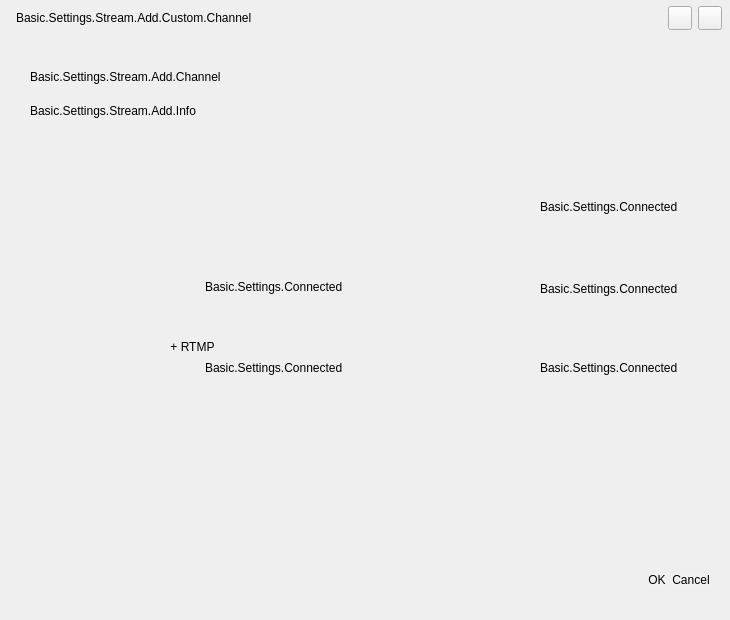
Old version of the form src/ui-forms/add-stream-widget.ui in the repository SOOPLIVE/soop-studio.
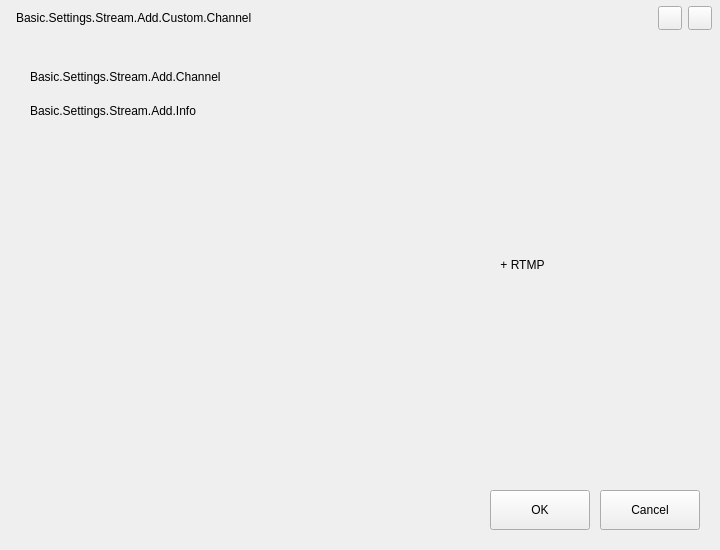
New version of the form. Custom widgets are drawn as their Qt base class.

Commit message: update project name from SOOP Studio to FreecShot Plus

Patch:
```diff
--- a/src/ui-forms/add-stream-widget.ui
+++ b/src/ui-forms/add-stream-widget.ui
@@ -6,20 +6,20 @@
    <rect>
     <x>0</x>
     <y>0</y>
-    <width>730</width>
-    <height>620</height>
+    <width>720</width>
+    <height>550</height>
    </rect>
   </property>
   <property name="minimumSize">
    <size>
-    <width>730</width>
-    <height>620</height>
+    <width>720</width>
+    <height>550</height>
    </size>
   </property>
   <property name="maximumSize">
    <size>
-    <width>730</width>
-    <height>620</height>
+    <width>720</width>
+    <height>550</height>
    </size>
   </property>
   <property name="windowTitle">
@@ -45,7 +45,7 @@
     <number>0</number>
    </property>
    <item>
-    <widget class="QWidget" name="widget_TopMenu" native="true">
+    <widget class="QFrame" name="titleFrame">
      <property name="minimumSize">
       <size>
        <width>0</width>
@@ -166,6 +166,9 @@
    </item>
    <item>
     <widget class="QStackedWidget" name="stackedWidget">
+     <property name="lineWidth">
+      <number>0</number>
+     </property>
      <property name="currentIndex">
       <number>0</number>
      </property>
@@ -264,302 +267,6 @@
            <number>10</number>
           </property>
           <item row="0" column="0">
-           <widget class="AFQHoverWidget" name="widget_AddSoopGlobal" native="true">
-            <property name="sizePolicy">
-             <sizepolicy hsizetype="Minimum" vsizetype="Fixed">
-              <horstretch>0</horstretch>
-              <verstretch>0</verstretch>
-             </sizepolicy>
-            </property>
-            <property name="minimumSize">
-             <size>
-              <width>660</width>
-              <height>70</height>
-             </size>
-            </property>
-            <property name="maximumSize">
-             <size>
-              <width>660</width>
-              <height>70</height>
-             </size>
-            </property>
-            <layout class="QVBoxLayout" name="verticalLayout_7">
-             <property name="spacing">
-              <number>0</number>
-             </property>
-             <property name="leftMargin">
-              <number>293</number>
-             </property>
-             <property name="topMargin">
-              <number>0</number>
-             </property>
-             <property name="rightMargin">
-              <number>0</number>
-             </property>
-             <property name="bottomMargin">
-              <number>4</number>
-             </property>
-             <item>
-              <widget class="QWidget" name="widget" native="true">
-               <layout class="QHBoxLayout" name="horizontalLayout_2">
-                <property name="spacing">
-                 <number>0</number>
-                </property>
-                <property name="leftMargin">
-                 <number>0</number>
-                </property>
-                <property name="topMargin">
-                 <number>23</number>
-                </property>
-                <property name="rightMargin">
-                 <number>16</number>
-                </property>
-                <property name="bottomMargin">
-                 <number>0</number>
-                </property>
-                <item>
-                 <widget class="QLabel" name="label_SoopGlobalIcon">
-                  <property name="sizePolicy">
-                   <sizepolicy hsizetype="Fixed" vsizetype="Fixed">
-                    <horstretch>0</horstretch>
-                    <verstretch>0</verstretch>
-                   </sizepolicy>
-                  </property>
-                  <property name="minimumSize">
-                   <size>
-                    <width>72</width>
-                    <height>21</height>
-                   </size>
-                  </property>
-                  <property name="maximumSize">
-                   <size>
-                    <width>72</width>
-                    <height>21</height>
-                   </size>
-                  </property>
-                  <property name="text">
-                   <string/>
-                  </property>
-                 </widget>
-                </item>
-                <item>
-                 <spacer name="horizontalSpacer">
-                  <property name="orientation">
-                   <enum>Qt::Horizontal</enum>
-                  </property>
-                  <property name="sizeHint" stdset="0">
-                   <size>
-                    <width>40</width>
-                    <height>20</height>
-                   </size>
-                  </property>
-                 </spacer>
-                </item>
-                <item>
-                 <widget class="QLabel" name="label_GlobalIcon">
-                  <property name="sizePolicy">
-                   <sizepolicy hsizetype="Fixed" vsizetype="Fixed">
-                    <horstretch>0</horstretch>
-                    <verstretch>0</verstretch>
-                   </sizepolicy>
-                  </property>
-                  <property name="minimumSize">
-                   <size>
-                    <width>20</width>
-                    <height>20</height>
-                   </size>
-                  </property>
-                  <property name="maximumSize">
-                   <size>
-                    <width>20</width>
-                    <height>20</height>
-                   </size>
-                  </property>
-                  <property name="text">
-                   <string/>
-                  </property>
-                 </widget>
-                </item>
-               </layout>
-              </widget>
-             </item>
-             <item>
-              <widget class="QWidget" name="widget_2" native="true">
-               <layout class="QHBoxLayout" name="horizontalLayout_3">
-                <property name="spacing">
-                 <number>0</number>
-                </property>
-                <property name="leftMargin">
-                 <number>0</number>
-                </property>
-                <property name="topMargin">
-                 <number>0</number>
-                </property>
-                <property name="rightMargin">
-                 <number>12</number>
-                </property>
-                <property name="bottomMargin">
-                 <number>0</number>
-                </property>
-                <item>
-                 <spacer name="horizontalSpacer_2">
-                  <property name="orientation">
-                   <enum>Qt::Horizontal</enum>
-                  </property>
-                  <property name="sizeHint" stdset="0">
-                   <size>
-                    <width>40</width>
-                    <height>20</height>
-                   </size>
-                  </property>
-                 </spacer>
-                </item>
-                <item>
-                 <widget class="QLabel" name="label_SoopGlobalConnected">
-                  <property name="sizePolicy">
-                   <sizepolicy hsizetype="Minimum" vsizetype="Minimum">
-                    <horstretch>0</horstretch>
-                    <verstretch>0</verstretch>
-                   </sizepolicy>
-                  </property>
-                  <property name="text">
-                   <string>Basic.Settings.Connected</string>
-                  </property>
-                 </widget>
-                </item>
-               </layout>
-              </widget>
-             </item>
-            </layout>
-           </widget>
-          </item>
-          <item row="1" column="1">
-           <widget class="AFQHoverWidget" name="widget_AddTwitch" native="true">
-            <property name="sizePolicy">
-             <sizepolicy hsizetype="Fixed" vsizetype="Fixed">
-              <horstretch>0</horstretch>
-              <verstretch>0</verstretch>
-             </sizepolicy>
-            </property>
-            <property name="minimumSize">
-             <size>
-              <width>325</width>
-              <height>70</height>
-             </size>
-            </property>
-            <property name="maximumSize">
-             <size>
-              <width>325</width>
-              <height>70</height>
-             </size>
-            </property>
-            <layout class="QVBoxLayout" name="verticalLayout_10">
-             <property name="spacing">
-              <number>0</number>
-             </property>
-             <property name="leftMargin">
-              <number>0</number>
-             </property>
-             <property name="topMargin">
-              <number>0</number>
-             </property>
-             <property name="rightMargin">
-              <number>0</number>
-             </property>
-             <property name="bottomMargin">
-              <number>4</number>
-             </property>
-             <item>
-              <widget class="QWidget" name="widget_7" native="true">
-               <layout class="QHBoxLayout" name="horizontalLayout_8">
-                <property name="spacing">
-                 <number>0</number>
-                </property>
-                <property name="leftMargin">
-                 <number>0</number>
-                </property>
-                <property name="topMargin">
-                 <number>22</number>
-                </property>
-                <property name="rightMargin">
-                 <number>0</number>
-                </property>
-                <property name="bottomMargin">
-                 <number>0</number>
-                </property>
-                <item alignment="Qt::AlignHCenter|Qt::AlignVCenter">
-                 <widget class="QLabel" name="label_TwitchIcon">
-                  <property name="sizePolicy">
-                   <sizepolicy hsizetype="Fixed" vsizetype="Fixed">
-                    <horstretch>0</horstretch>
-                    <verstretch>0</verstretch>
-                   </sizepolicy>
-                  </property>
-                  <property name="minimumSize">
-                   <size>
-                    <width>75</width>
-                    <height>25</height>
-                   </size>
-                  </property>
-                  <property name="maximumSize">
-                   <size>
-                    <width>75</width>
-                    <height>25</height>
-                   </size>
-                  </property>
-                  <property name="text">
-                   <string/>
-                  </property>
-                 </widget>
-                </item>
-               </layout>
-              </widget>
-             </item>
-             <item>
-              <widget class="QWidget" name="widget_8" native="true">
-               <layout class="QHBoxLayout" name="horizontalLayout_9">
-                <property name="spacing">
-                 <number>0</number>
-                </property>
-                <property name="leftMargin">
-                 <number>0</number>
-                </property>
-                <property name="topMargin">
-                 <number>0</number>
-                </property>
-                <property name="rightMargin">
-                 <number>12</number>
-                </property>
-                <property name="bottomMargin">
-                 <number>0</number>
-                </property>
-                <item>
-                 <spacer name="horizontalSpacer_7">
-                  <property name="orientation">
-                   <enum>Qt::Horizontal</enum>
-                  </property>
-                  <property name="sizeHint" stdset="0">
-                   <size>
-                    <width>176</width>
-                    <height>10</height>
-                   </size>
-                  </property>
-                 </spacer>
-                </item>
-                <item>
-                 <widget class="QLabel" name="label_TwitchConnected">
-                  <property name="text">
-                   <string>Basic.Settings.Connected</string>
-                  </property>
-                 </widget>
-                </item>
-               </layout>
-              </widget>
-             </item>
-            </layout>
-           </widget>
-          </item>
-          <item row="1" column="0">
            <widget class="AFQHoverWidget" name="widget_AddSoop" native="true">
             <property name="sizePolicy">
              <sizepolicy hsizetype="Fixed" vsizetype="Fixed">
@@ -602,18 +309,56 @@
                  <number>0</number>
                 </property>
                 <property name="leftMargin">
-                 <number>0</number>
+                 <number>16</number>
                 </property>
                 <property name="topMargin">
                  <number>24</number>
                 </property>
                 <property name="rightMargin">
-                 <number>0</number>
+                 <number>125</number>
                 </property>
                 <property name="bottomMargin">
-                 <number>0</number>
+                 <number>18</number>
                 </property>
-                <item alignment="Qt::AlignHCenter|Qt::AlignVCenter">
+                <item>
+                 <widget class="QLabel" name="label_SoopConnectedIcon">
+                  <property name="sizePolicy">
+                   <sizepolicy hsizetype="Fixed" vsizetype="Fixed">
+                    <horstretch>0</horstretch>
+                    <verstretch>0</verstretch>
+                   </sizepolicy>
+                  </property>
+                  <property name="minimumSize">
+                   <size>
+                    <width>24</width>
+                    <height>24</height>
+                   </size>
+                  </property>
+                  <property name="maximumSize">
+                   <size>
+                    <width>24</width>
+                    <height>24</height>
+                   </size>
+                  </property>
+                  <property name="text">
+                   <string/>
+                  </property>
+                 </widget>
+                </item>
+                <item>
+                 <spacer name="horizontalSpacer_3">
+                  <property name="orientation">
+                   <enum>Qt::Horizontal</enum>
+                  </property>
+                  <property name="sizeHint" stdset="0">
+                   <size>
+                    <width>40</width>
+                    <height>20</height>
+                   </size>
+                  </property>
+                 </spacer>
+                </item>
+                <item alignment="Qt::AlignRight|Qt::AlignVCenter">
                  <widget class="QLabel" name="label_SoopIcon">
                   <property name="sizePolicy">
                    <sizepolicy hsizetype="Fixed" vsizetype="Fixed">
@@ -623,14 +368,14 @@
                   </property>
                   <property name="minimumSize">
                    <size>
-                    <width>100</width>
-                    <height>20</height>
+                    <width>65</width>
+                    <height>19</height>
                    </size>
                   </property>
                   <property name="maximumSize">
                    <size>
-                    <width>100</width>
-                    <height>20</height>
+                    <width>65</width>
+                    <height>19</height>
                    </size>
                   </property>
                   <property name="text">
@@ -641,52 +386,11 @@
                </layout>
               </widget>
              </item>
-             <item>
-              <widget class="QWidget" name="widget_6" native="true">
-               <layout class="QHBoxLayout" name="horizontalLayout_6">
-                <property name="spacing">
-                 <number>0</number>
-                </property>
-                <property name="leftMargin">
-                 <number>0</number>
-                </property>
-                <property name="topMargin">
-                 <number>0</number>
-                </property>
-                <property name="rightMargin">
-                 <number>12</number>
-                </property>
-                <property name="bottomMargin">
-                 <number>0</number>
-                </property>
-                <item>
-                 <spacer name="horizontalSpacer_6">
-                  <property name="orientation">
-                   <enum>Qt::Horizontal</enum>
-                  </property>
-                  <property name="sizeHint" stdset="0">
-                   <size>
-                    <width>176</width>
-                    <height>10</height>
-                   </size>
-                  </property>
-                 </spacer>
-                </item>
-                <item>
-                 <widget class="QLabel" name="label_SoopConnected">
-                  <property name="text">
-                   <string>Basic.Settings.Connected</string>
-                  </property>
-                 </widget>
-                </item>
-               </layout>
-              </widget>
-             </item>
             </layout>
            </widget>
           </item>
-          <item row="2" column="1">
-           <widget class="AFQHoverWidget" name="widget_AddYoutube" native="true">
+          <item row="1" column="0">
+           <widget class="AFQHoverWidget" name="widget_AddTwitch" native="true">
             <property name="sizePolicy">
              <sizepolicy hsizetype="Fixed" vsizetype="Fixed">
               <horstretch>0</horstretch>
@@ -705,7 +409,7 @@
               <height>70</height>
              </size>
             </property>
-            <layout class="QVBoxLayout" name="verticalLayout_13">
+            <layout class="QVBoxLayout" name="verticalLayout_10">
              <property name="spacing">
               <number>0</number>
              </property>
@@ -722,25 +426,25 @@
               <number>4</number>
              </property>
              <item>
-              <widget class="QWidget" name="widget_11" native="true">
-               <layout class="QHBoxLayout" name="horizontalLayout_14">
+              <widget class="QWidget" name="widget_TwitchIconArea" native="true">
+               <layout class="QHBoxLayout" name="horizontalLayout_8">
                 <property name="spacing">
                  <number>0</number>
                 </property>
                 <property name="leftMargin">
-                 <number>0</number>
+                 <number>16</number>
                 </property>
                 <property name="topMargin">
-                 <number>25</number>
+                 <number>24</number>
                 </property>
                 <property name="rightMargin">
-                 <number>0</number>
+                 <number>124</number>
                 </property>
                 <property name="bottomMargin">
-                 <number>0</number>
+                 <number>18</number>
                 </property>
-                <item alignment="Qt::AlignHCenter|Qt::AlignVCenter">
-                 <widget class="QLabel" name="label_YoutubeIcon">
+                <item>
+                 <widget class="QLabel" name="label_TwitchConnectedIcon">
                   <property name="sizePolicy">
                    <sizepolicy hsizetype="Fixed" vsizetype="Fixed">
                     <horstretch>0</horstretch>
@@ -749,14 +453,14 @@
                   </property>
                   <property name="minimumSize">
                    <size>
-                    <width>89</width>
-                    <height>20</height>
+                    <width>24</width>
+                    <height>24</height>
                    </size>
                   </property>
                   <property name="maximumSize">
                    <size>
-                    <width>89</width>
-                    <height>20</height>
+                    <width>24</width>
+                    <height>24</height>
                    </size>
                   </property>
                   <property name="text">
@@ -764,44 +468,41 @@
                   </property>
                  </widget>
                 </item>
-               </layout>
-              </widget>
-             </item>
-             <item>
-              <widget class="QWidget" name="widget_12" native="true">
-               <layout class="QHBoxLayout" name="horizontalLayout_15">
-                <property name="spacing">
-                 <number>0</number>
-                </property>
-                <property name="leftMargin">
-                 <number>0</number>
-                </property>
-                <property name="topMargin">
-                 <number>0</number>
-                </property>
-                <property name="rightMargin">
-                 <number>12</number>
-                </property>
-                <property name="bottomMargin">
-                 <number>0</number>
-                </property>
                 <item>
-                 <spacer name="horizontalSpacer_10">
+                 <spacer name="horizontalSpacer_5">
                   <property name="orientation">
                    <enum>Qt::Horizontal</enum>
                   </property>
                   <property name="sizeHint" stdset="0">
                    <size>
-                    <width>176</width>
-                    <height>10</height>
+                    <width>40</width>
+                    <height>20</height>
                    </size>
                   </property>
                  </spacer>
                 </item>
-                <item>
-                 <widget class="QLabel" name="label_YoutubeConnected">
+                <item alignment="Qt::AlignVCenter">
+                 <widget class="QLabel" name="label_TwitchIcon">
+                  <property name="sizePolicy">
+                   <sizepolicy hsizetype="Fixed" vsizetype="Fixed">
+                    <horstretch>0</horstretch>
+                    <verstretch>0</verstretch>
+                   </sizepolicy>
+                  </property>
+                  <property name="minimumSize">
+                   <size>
+                    <width>66</width>
+                    <height>22</height>
+                   </size>
+                  </property>
+                  <property name="maximumSize">
+                   <size>
+                    <width>66</width>
+                    <height>22</height>
+                   </size>
+                  </property>
                   <property name="text">
-                   <string>Basic.Settings.Connected</string>
+                   <string/>
                   </property>
                  </widget>
                 </item>
@@ -811,7 +512,7 @@
             </layout>
            </widget>
           </item>
-          <item row="2" column="0">
+          <item row="1" column="1">
            <widget class="AFQHoverWidget" name="widget_AddRTMP" native="true">
             <property name="sizePolicy">
              <sizepolicy hsizetype="Fixed" vsizetype="Fixed">
@@ -857,7 +558,7 @@
                  <number>0</number>
                 </property>
                 <property name="topMargin">
-                 <number>24</number>
+                 <number>0</number>
                 </property>
                 <property name="rightMargin">
                  <number>0</number>
@@ -896,41 +597,123 @@
                </layout>
               </widget>
              </item>
+            </layout>
+           </widget>
+          </item>
+          <item row="0" column="1">
+           <widget class="AFQHoverWidget" name="widget_AddYoutube" native="true">
+            <property name="sizePolicy">
+             <sizepolicy hsizetype="Fixed" vsizetype="Fixed">
+              <horstretch>0</horstretch>
+              <verstretch>0</verstretch>
+             </sizepolicy>
+            </property>
+            <property name="minimumSize">
+             <size>
+              <width>325</width>
+              <height>70</height>
+             </size>
+            </property>
+            <property name="maximumSize">
+             <size>
+              <width>325</width>
+              <height>70</height>
+             </size>
+            </property>
+            <layout class="QVBoxLayout" name="verticalLayout_13">
+             <property name="spacing">
+              <number>0</number>
+             </property>
+             <property name="leftMargin">
+              <number>0</number>
+             </property>
+             <property name="topMargin">
+              <number>0</number>
+             </property>
+             <property name="rightMargin">
+              <number>0</number>
+             </property>
+             <property name="bottomMargin">
+              <number>4</number>
+             </property>
              <item>
-              <widget class="QWidget" name="widget_10" native="true">
-               <layout class="QHBoxLayout" name="horizontalLayout_13">
+              <widget class="QWidget" name="widget_YoutubeIconArea" native="true">
+               <layout class="QHBoxLayout" name="horizontalLayout_14">
                 <property name="spacing">
                  <number>0</number>
                 </property>
                 <property name="leftMargin">
-                 <number>0</number>
+                 <number>16</number>
                 </property>
                 <property name="topMargin">
-                 <number>0</number>
+                 <number>24</number>
                 </property>
                 <property name="rightMargin">
-                 <number>12</number>
+                 <number>114</number>
                 </property>
                 <property name="bottomMargin">
-                 <number>0</number>
+                 <number>18</number>
                 </property>
                 <item>
-                 <spacer name="horizontalSpacer_9">
+                 <widget class="QLabel" name="label_YoutubeConnectedIcon">
+                  <property name="sizePolicy">
+                   <sizepolicy hsizetype="Fixed" vsizetype="Fixed">
+                    <horstretch>0</horstretch>
+                    <verstretch>0</verstretch>
+                   </sizepolicy>
+                  </property>
+                  <property name="minimumSize">
+                   <size>
+                    <width>24</width>
+                    <height>24</height>
+                   </size>
+                  </property>
+                  <property name="maximumSize">
+                   <size>
+                    <width>24</width>
+                    <height>24</height>
+                   </size>
+                  </property>
+                  <property name="text">
+                   <string/>
+                  </property>
+                 </widget>
+                </item>
+                <item>
+                 <spacer name="horizontalSpacer_8">
                   <property name="orientation">
                    <enum>Qt::Horizontal</enum>
                   </property>
                   <property name="sizeHint" stdset="0">
                    <size>
-                    <width>176</width>
-                    <height>10</height>
+                    <width>40</width>
+                    <height>20</height>
                    </size>
                   </property>
                  </spacer>
                 </item>
-                <item>
-                 <widget class="QLabel" name="label_RTMPConnected">
+                <item alignment="Qt::AlignVCenter">
+                 <widget class="QLabel" name="label_YoutubeIcon">
+                  <property name="sizePolicy">
+                   <sizepolicy hsizetype="Fixed" vsizetype="Fixed">
+                    <horstretch>0</horstretch>
+                    <verstretch>0</verstretch>
+                   </sizepolicy>
+                  </property>
+                  <property name="minimumSize">
+                   <size>
+                    <width>86</width>
+                    <height>19</height>
+                   </size>
+                  </property>
+                  <property name="maximumSize">
+                   <size>
+                    <width>86</width>
+                    <height>19</height>
+                   </size>
+                  </property>
                   <property name="text">
-                   <string>Basic.Settings.Connected</string>
+                   <string/>
                   </property>
                  </widget>
                 </item>
@@ -1358,7 +1141,7 @@
     </widget>
    </item>
    <item>
-    <widget class="QWidget" name="widget_ButtonBox" native="true">
+    <widget class="QFrame" name="buttonBoxFrame">
      <property name="minimumSize">
       <size>
        <width>720</width>
@@ -1371,9 +1154,9 @@
        <height>80</height>
       </size>
      </property>
-     <layout class="QVBoxLayout" name="verticalLayout_4">
+     <layout class="QHBoxLayout" name="horizontalLayout_4">
       <property name="spacing">
-       <number>0</number>
+       <number>10</number>
       </property>
       <property name="leftMargin">
        <number>0</number>
@@ -1388,27 +1171,53 @@
        <number>0</number>
       </property>
       <item>
-       <widget class="QDialogButtonBox" name="buttonBox">
+       <spacer name="horizontalSpacer_9">
+        <property name="orientation">
+         <enum>Qt::Horizontal</enum>
+        </property>
+        <property name="sizeHint" stdset="0">
+         <size>
+          <width>40</width>
+          <height>20</height>
+         </size>
+        </property>
+       </spacer>
+      </item>
+      <item>
+       <widget class="QPushButton" name="pushButton_Accept">
         <property name="minimumSize">
          <size>
-          <width>0</width>
-          <height>80</height>
+          <width>100</width>
+          <height>40</height>
          </size>
         </property>
         <property name="maximumSize">
          <size>
-          <width>16777215</width>
-          <height>80</height>
+          <width>100</width>
+          <height>40</height>
          </size>
         </property>
-        <property name="styleSheet">
-         <string notr="true">QPushButton{
-border-radius: 4px;
-background: rgba(255, 255, 255, 0.10);
-}</string>
+        <property name="text">
+         <string>OK</string>
         </property>
-        <property name="standardButtons">
-         <set>QDialogButtonBox::Cancel|QDialogButtonBox::Ok</set>
+       </widget>
+      </item>
+      <item>
+       <widget class="QPushButton" name="pushButton_Cancel">
+        <property name="minimumSize">
+         <size>
+          <width>100</width>
+          <height>40</height>
+         </size>
+        </property>
+        <property name="maximumSize">
+         <size>
+          <width>128</width>
+          <height>40</height>
+         </size>
+        </property>
+        <property name="text">
+         <string>Cancel</string>
         </property>
        </widget>
       </item>
```
Left out of the diff: 26 changed lines with no effect on the pictures. The commit also changes 1672 other files.
